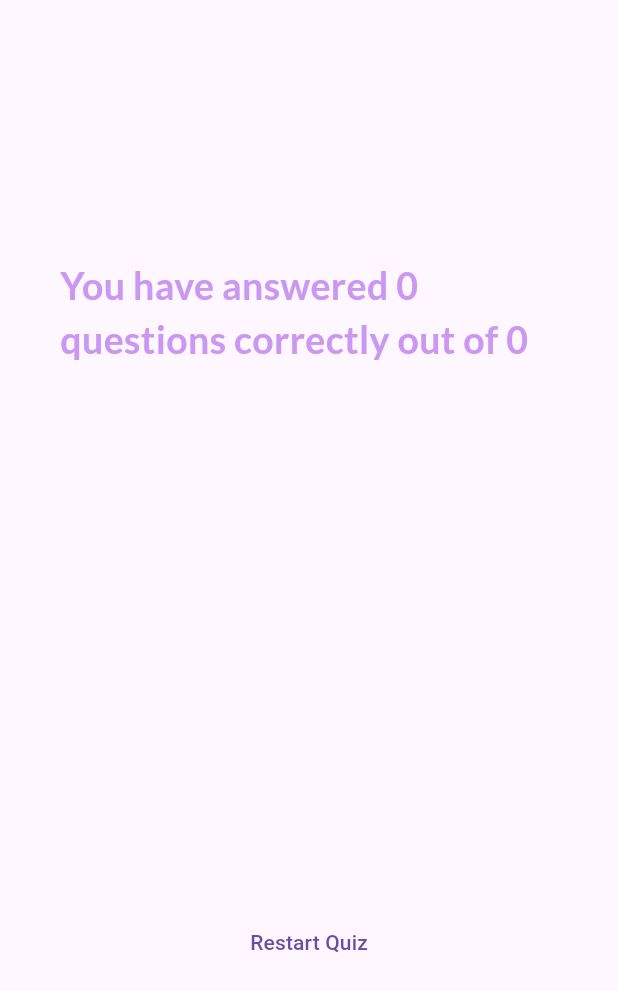
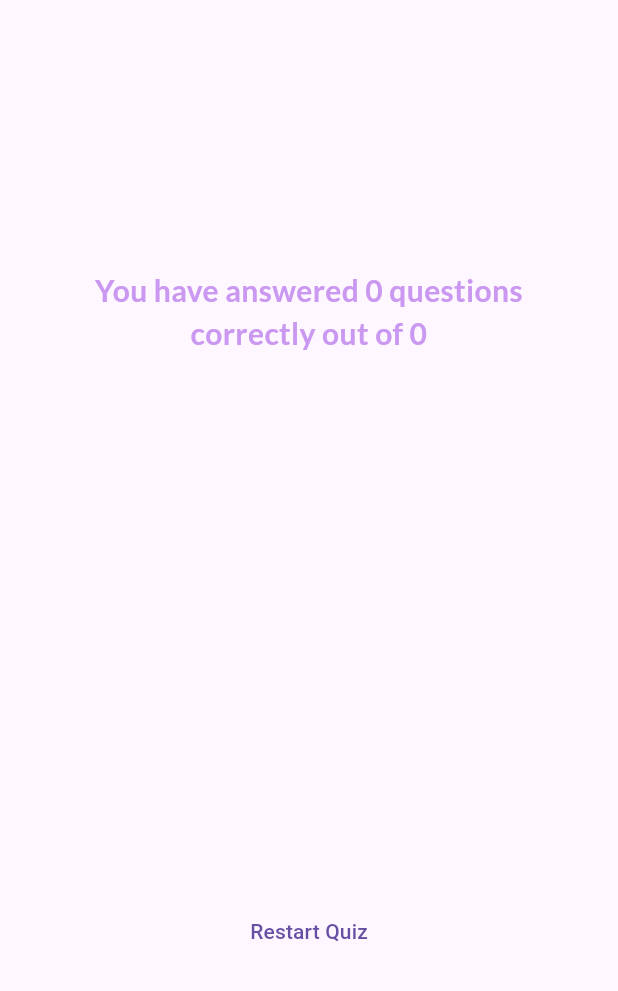
Before and after one commit to swapnilgt/flutter, a Flutter app: the ResultScreen widget shown alone on an empty page, opened directly with empty values, on a phone screen of 412 x 824 dp. Shown: the top 991 px of the screen. Run offline on Flutter 3.47's test engine with Material 3 defaults, Android fonts, the phone set to English and light mode, and no system bars; our stand-ins replace google_fonts.

Commit message:
Wrapping up

```diff
--- a/adv_basics/lib/ui/results/result_screen.dart
+++ b/adv_basics/lib/ui/results/result_screen.dart
@@ -4,10 +4,11 @@ import 'package:flutter/material.dart';
 import 'package:google_fonts/google_fonts.dart';
 
 class ResultScreen extends StatelessWidget {
-  const ResultScreen({super.key, required this.chosenAnswers, required this.correctlyAnswered});
+  const ResultScreen({super.key, required this.chosenAnswers, required this.correctlyAnswered, required this.onRestartClicked});
 
   final List<String> chosenAnswers;
   final int correctlyAnswered;
+  final void Function() onRestartClicked;
 
 
   @override
@@ -23,9 +24,10 @@ class ResultScreen extends StatelessWidget {
               "You have answered $correctlyAnswered questions correctly out of ${chosenAnswers.length}",
               style: GoogleFonts.lato(
                 color: const Color.fromARGB(255, 202, 152, 240),
-                fontSize: 25,
+                fontSize: 20,
                 fontWeight: FontWeight.bold,
               ),
+              textAlign: TextAlign.center,
             ),
             const SizedBox(height: 30,),
             QuestionSummary(
@@ -33,7 +35,7 @@ class ResultScreen extends StatelessWidget {
 
             ),
             const SizedBox(height: 30,),
-            TextButton(onPressed: () {}, child: const Text("Restart Quiz"))
+            TextButton(onPressed: onRestartClicked, child: const Text("Restart Quiz"))
           ],
         ),
       ),
```
Also changed, not shown: adv_basics/lib/ui/quiz.dart (+17 -6 lines).
